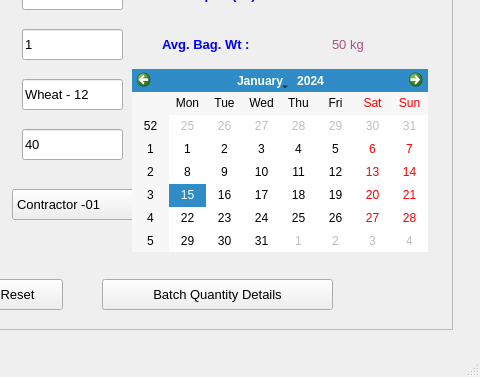
The window that FCI/ui/fci_02_Batches.ui (sanjaymanegit/testRepo) describes before a commit, drawn with Qt 5; both pictures show x 888 to 1368 and y 391 to 768 of the 1368 by 768 pixel window.
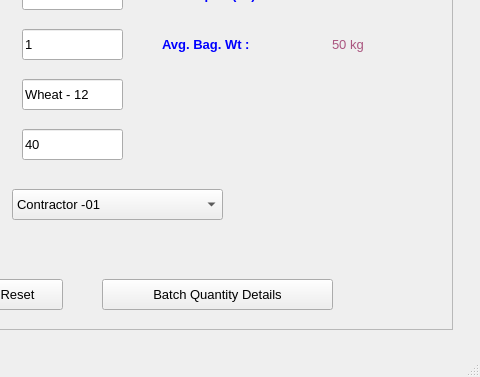
The same window after the commit.

```diff
--- a/FCI/ui/fci_02_Batches.ui
+++ b/FCI/ui/fci_02_Batches.ui
@@ -1258,16 +1258,6 @@
       <set>Qt::AlignLeading|Qt::AlignLeft|Qt::AlignVCenter</set>
      </property>
     </widget>
-    <widget class="QCalendarWidget" name="calendarWidget">
-     <property name="geometry">
-      <rect>
-       <x>990</x>
-       <y>440</y>
-       <width>296</width>
-       <height>183</height>
-      </rect>
-     </property>
-    </widget>
    </widget>
   </widget>
   <widget class="QMenuBar" name="menubar">
```
